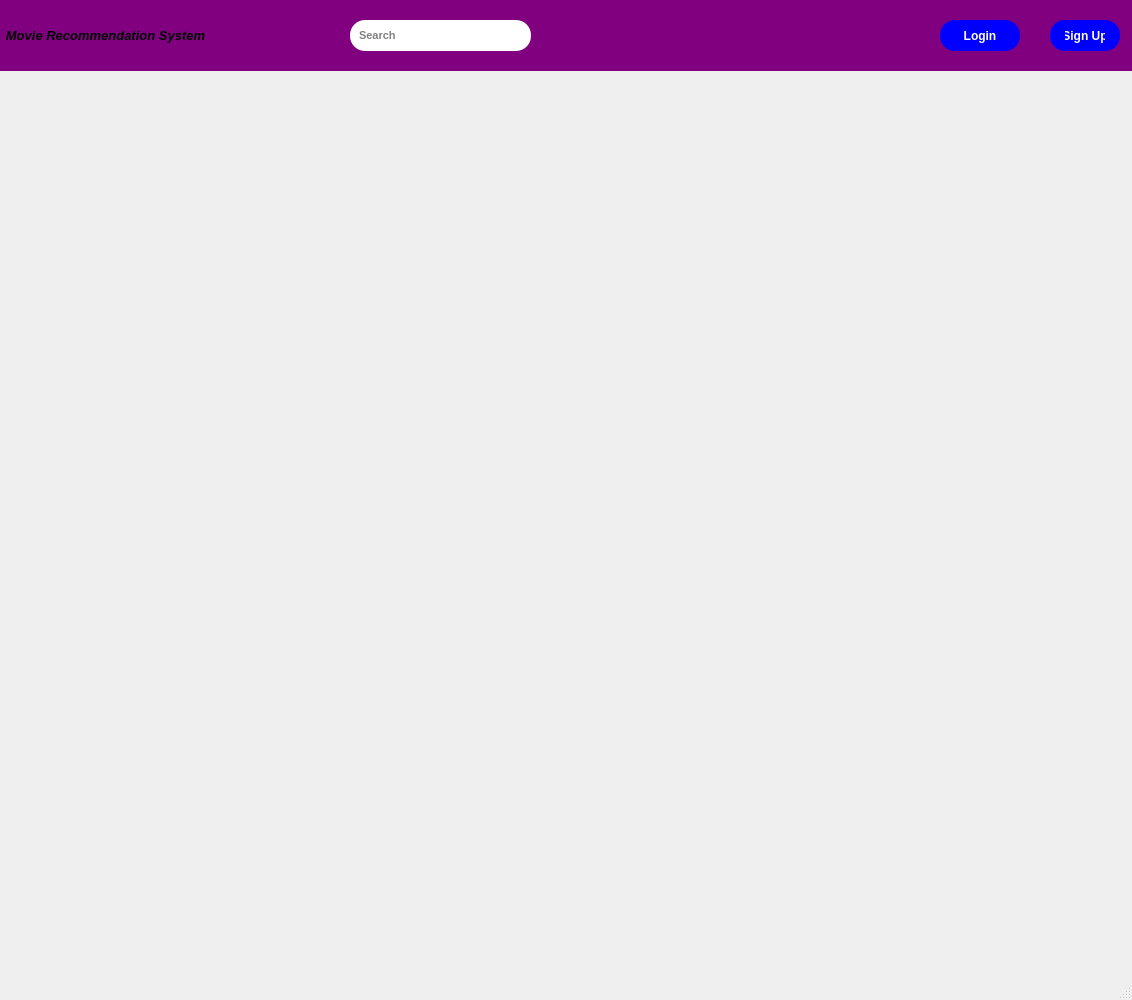
nepalprastut/oopProj, file mainwindow.ui: the form before one commit.
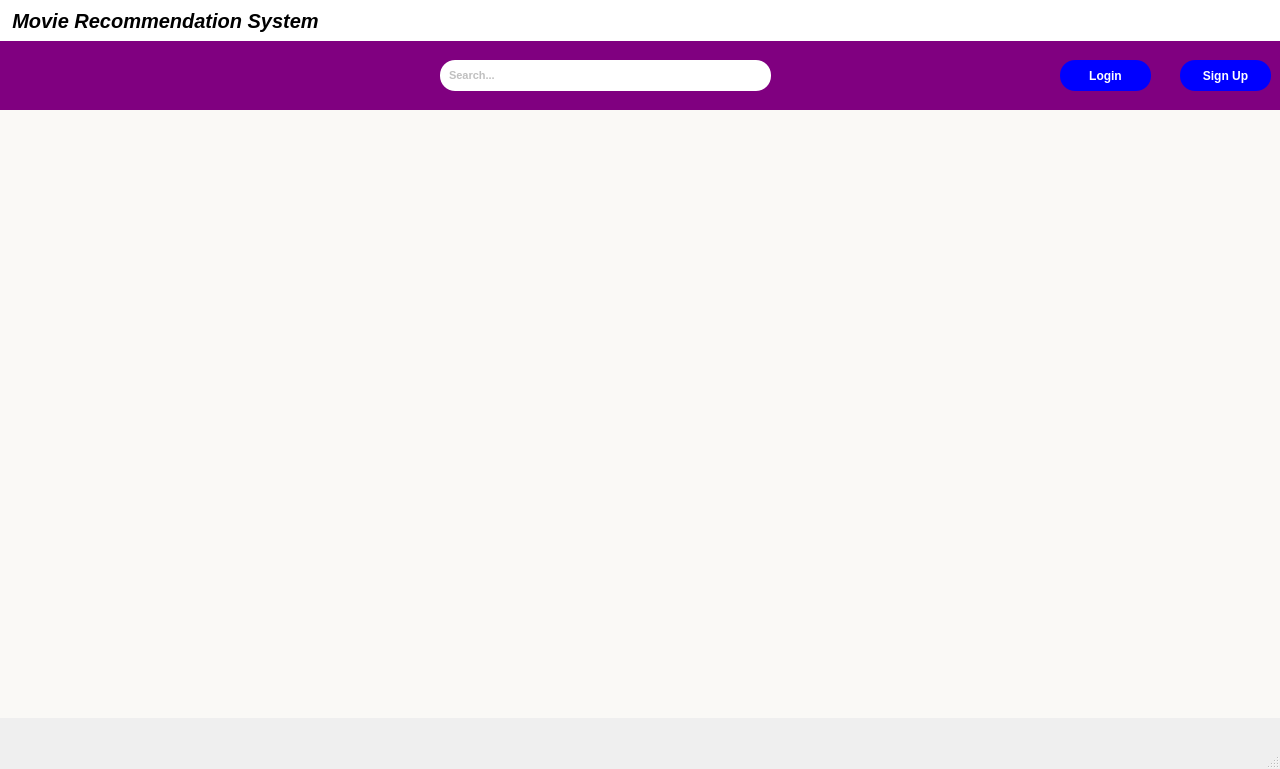
The form after the commit. Icons and pictures are not drawn.

Diff of the .ui file:
```diff
--- a/mainwindow.ui
+++ b/mainwindow.ui
@@ -6,8 +6,8 @@
    <rect>
     <x>0</x>
     <y>0</y>
-    <width>1132</width>
-    <height>1000</height>
+    <width>1280</width>
+    <height>769</height>
    </rect>
   </property>
   <property name="windowTitle">
@@ -59,8 +59,8 @@
     <property name="geometry">
      <rect>
       <x>0</x>
-      <y>0</y>
-      <width>1132</width>
+      <y>40</y>
+      <width>1281</width>
       <height>71</height>
      </rect>
     </property>
@@ -68,33 +68,15 @@
      <string notr="true">background-color:purple;
 </string>
     </property>
-    <widget class="QLabel" name="label">
-     <property name="geometry">
-      <rect>
-       <x>0</x>
-       <y>0</y>
-       <width>211</width>
-       <height>71</height>
-      </rect>
-     </property>
-     <property name="styleSheet">
-      <string notr="true">font: italic;
-font-size:13px;
-font-weight:bold;</string>
-     </property>
-     <property name="text">
-      <string>Movie Recommendation System</string>
-     </property>
-     <property name="alignment">
-      <set>Qt::AlignCenter</set>
-     </property>
-    </widget>
     <widget class="QLineEdit" name="lineEdit">
+     <property name="enabled">
+      <bool>true</bool>
+     </property>
      <property name="geometry">
       <rect>
-       <x>350</x>
+       <x>440</x>
        <y>20</y>
-       <width>181</width>
+       <width>331</width>
        <height>31</height>
       </rect>
      </property>
@@ -108,15 +90,21 @@
 </string>
      </property>
      <property name="text">
-      <string>Search</string>
+      <string/>
+     </property>
+     <property name="placeholderText">
+      <string>Search...</string>
+     </property>
+     <property name="clearButtonEnabled">
+      <bool>true</bool>
      </property>
     </widget>
     <widget class="QPushButton" name="signup">
      <property name="geometry">
       <rect>
-       <x>1040</x>
+       <x>1170</x>
        <y>20</y>
-       <width>80</width>
+       <width>101</width>
        <height>31</height>
       </rect>
      </property>
@@ -143,9 +131,9 @@
     <widget class="QPushButton" name="login">
      <property name="geometry">
       <rect>
-       <x>940</x>
+       <x>1060</x>
        <y>20</y>
-       <width>80</width>
+       <width>91</width>
        <height>31</height>
       </rect>
      </property>
@@ -169,6 +157,108 @@
       <string>Login</string>
      </property>
     </widget>
+    <widget class="QWidget" name="widget_2" native="true">
+     <property name="geometry">
+      <rect>
+       <x>0</x>
+       <y>0</y>
+       <width>311</width>
+       <height>71</height>
+      </rect>
+     </property>
+     <property name="styleSheet">
+      <string notr="true">image: url(:/icons/film.png);</string>
+     </property>
+    </widget>
+   </widget>
+   <widget class="QWidget" name="widget_3" native="true">
+    <property name="geometry">
+     <rect>
+      <x>0</x>
+      <y>0</y>
+      <width>1281</width>
+      <height>41</height>
+     </rect>
+    </property>
+    <property name="styleSheet">
+     <string notr="true">background-color:white;</string>
+    </property>
+    <widget class="QLabel" name="label">
+     <property name="geometry">
+      <rect>
+       <x>0</x>
+       <y>0</y>
+       <width>331</width>
+       <height>41</height>
+      </rect>
+     </property>
+     <property name="styleSheet">
+      <string notr="true">font: italic;
+font-size:20px;
+font-weight:bold;
+color:black;</string>
+     </property>
+     <property name="text">
+      <string>Movie Recommendation System</string>
+     </property>
+     <property name="alignment">
+      <set>Qt::AlignmentFlag::AlignCenter</set>
+     </property>
+    </widget>
+    <widget class="QPushButton" name="pushButton_close">
+     <property name="geometry">
+      <rect>
+       <x>1240</x>
+       <y>0</y>
+       <width>41</width>
+       <height>41</height>
+      </rect>
+     </property>
+     <property name="font">
+      <font>
+       <bold>true</bold>
+      </font>
+     </property>
+     <property name="styleSheet">
+      <string notr="true">QPushButton:Hover
+{
+text-align:centre;
+border:2px solid black;
+background-color:rgb(241,92,34);
+border-radius:0px;
+}
+QPushButton:Pressed
+{
+margin-left:1px;
+}
+QPushButton{
+ qproperty-icon: url(:/icons/close.png);
+qproperty-iconSize: 50px 50px;  
+border:0px;
+
+}</string>
+     </property>
+     <property name="text">
+      <string/>
+     </property>
+    </widget>
+   </widget>
+   <widget class="QWidget" name="widget_4" native="true">
+    <property name="geometry">
+     <rect>
+      <x>0</x>
+      <y>110</y>
+      <width>1281</width>
+      <height>608</height>
+     </rect>
+    </property>
+    <property name="styleSheet">
+     <string notr="true">background-color:#FAF9F6;
+
+border-image: url(:/icons/bg.jpg);
+background-repeat:no-repeat;
+background-position:center;</string>
+    </property>
    </widget>
   </widget>
   <widget class="QStatusBar" name="statusbar"/>
```
Left out of the diff: 6 changed lines with no effect on the pictures.
